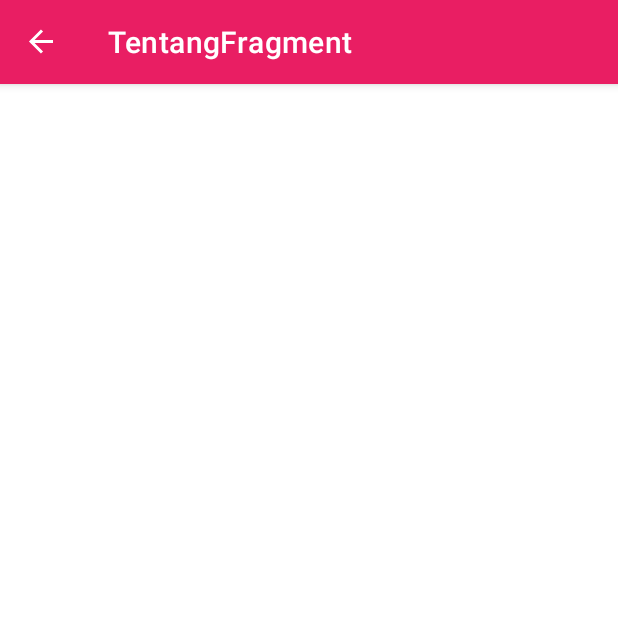
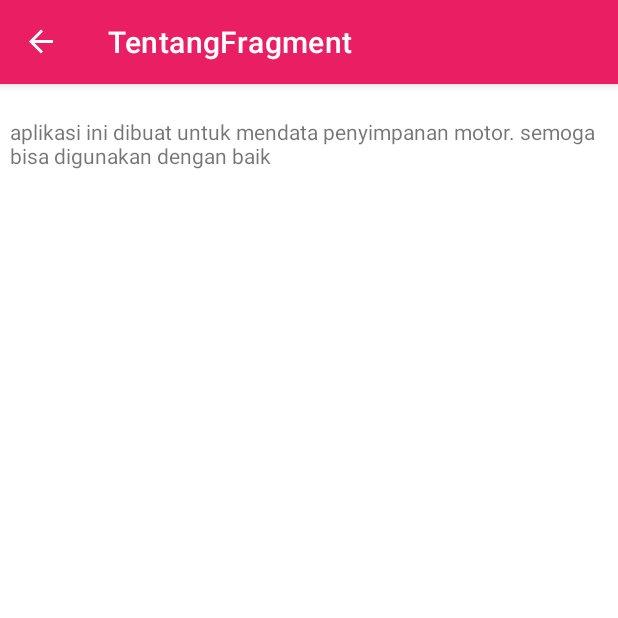
Before and after one commit to Atthabiqshayana/Aplikasiku, an Android app: the screen it shows after launch (MainActivity), in the options menu, after a tap on "tentang", on a phone screen of 412 x 824 dp, the top half of it. Run offline under Robolectric (Android 15) with nearby library versions, the phone set to English and light mode, and no system bars; our stand-ins replace navigation-ui; 2 statements that could not run were skipped.

Commit message:
Assesment3

```diff
--- a/app/src/main/AndroidManifest.xml
+++ b/app/src/main/AndroidManifest.xml
@@ -1,6 +1,9 @@
 <?xml version="1.0" encoding="utf-8"?>
 <manifest xmlns:android="http://schemas.android.com/apk/res/android"
     xmlns:tools="http://schemas.android.com/tools">
+
+    <uses-permission android:name="android.permission.INTERNET" />
+    <uses-permission android:name="android.permission.POST_NOTIFICATIONS" />
 
     <application
         android:allowBackup="true"
--- a/app/src/main/java/com/d3if4112/aplikasiku/MainActivity.kt
+++ b/app/src/main/java/com/d3if4112/aplikasiku/MainActivity.kt
@@ -18,4 +18,8 @@ class MainActivity : AppCompatActivity() {
         navController = findNavController(R.id.myNavHostFragment)
         NavigationUI.setupActionBarWithNavController(this, navController)
     }
+    companion object {
+        const val CHANNEL_ID = "updater"
+        const val PERMISSION_REQUEST_CODE = 1
+    }
 }
--- /dev/null
+++ b/app/src/main/java/com/d3if4112/aplikasiku/network/UpdateWorker.kt
@@ -0,0 +1,4 @@
+package com.d3if4112.aplikasiku.network
+
+class UpdateWorker {
+}
--- a/app/src/main/res/layout/fragment_about.xml
+++ b/app/src/main/res/layout/fragment_about.xml
@@ -1,6 +1,28 @@
 <?xml version="1.0" encoding="utf-8"?>
 <androidx.constraintlayout.widget.ConstraintLayout xmlns:android="http://schemas.android.com/apk/res/android"
+    xmlns:app="http://schemas.android.com/apk/res-auto"
+    xmlns:tools="http://schemas.android.com/tools"
     android:layout_width="match_parent"
     android:layout_height="match_parent">
 
+    <TextView
+        android:id="@+id/textView2"
+        android:layout_width="wrap_content"
+        android:layout_height="wrap_content"
+        android:layout_marginStart="13dp"
+        android:layout_marginTop="22dp"
+        android:text="aplikasi ini dibuat untuk mendata penyimpanan motor. semoga bisa digunakan dengan baik"
+        app:layout_constraintEnd_toEndOf="parent"
+        app:layout_constraintStart_toStartOf="parent"
+        app:layout_constraintTop_toTopOf="parent" />
+
+    <ImageView
+        android:id="@+id/imageView"
+        android:layout_width="wrap_content"
+        android:layout_height="wrap_content"
+        android:layout_marginStart="139dp"
+        android:layout_marginTop="52dp"
+        app:layout_constraintStart_toStartOf="parent"
+        app:layout_constraintTop_toBottomOf="@+id/textView2"
+        tools:srcCompat="@tools:sample/avatars" />
 </androidx.constraintlayout.widget.ConstraintLayout>
```
Also changed, not shown: app/build.gradle (+7 -0 lines), app/src/main/java/com/d3if4112/aplikasiku/network/KendaraanApiService.kt (added, +22 -0 lines), app/src/main/java/com/d3if4112/aplikasiku/ui/MainViewModel.kt (added, +9 -0 lines).
